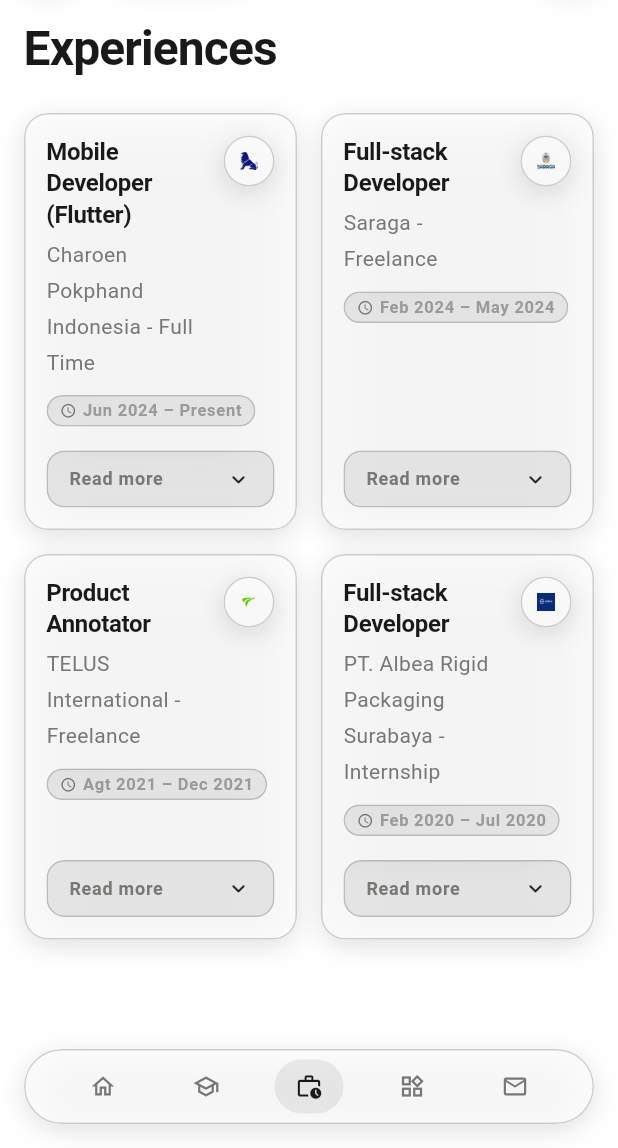
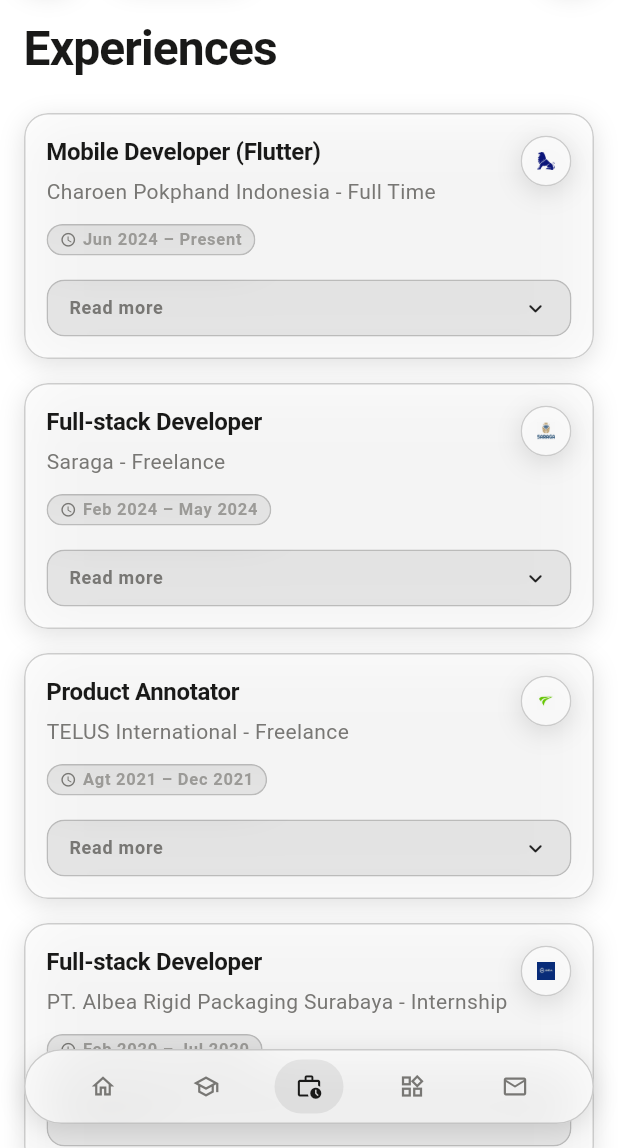
Before and after one commit to refdevteam/ref_porto, a Flutter app: the screen it shows after launch, item 3 of the bottom bar chosen, on a phone screen of 412 x 824 dp, the part 88-1236 px from its top. Run offline on Flutter 3.47's test engine with Material 3 defaults, Android fonts, the phone set to English and light mode, and no system bars; our stand-ins replace flutter_map, go_router, latlong2, shared_preferences, supabase_flutter; accounts and stored records are empty.

Commit message:
feat: single-column experience grid on mobile

```diff
--- a/lib/features/experiences/views/experiences_mobile.dart
+++ b/lib/features/experiences/views/experiences_mobile.dart
@@ -26,7 +26,7 @@ class _ExperiencesMobileScreenState extends State<ExperiencesMobileScreen> {
             style: Theme.of(context).textTheme.headlineMedium,
           ),
           const SizedBox(height: 24),
-          ExperienceGrid(items: widget.items, columns: 2, spacing: 16),
+          ExperienceGrid(items: widget.items, columns: 1, spacing: 16),
         ],
       ),
     );
```
